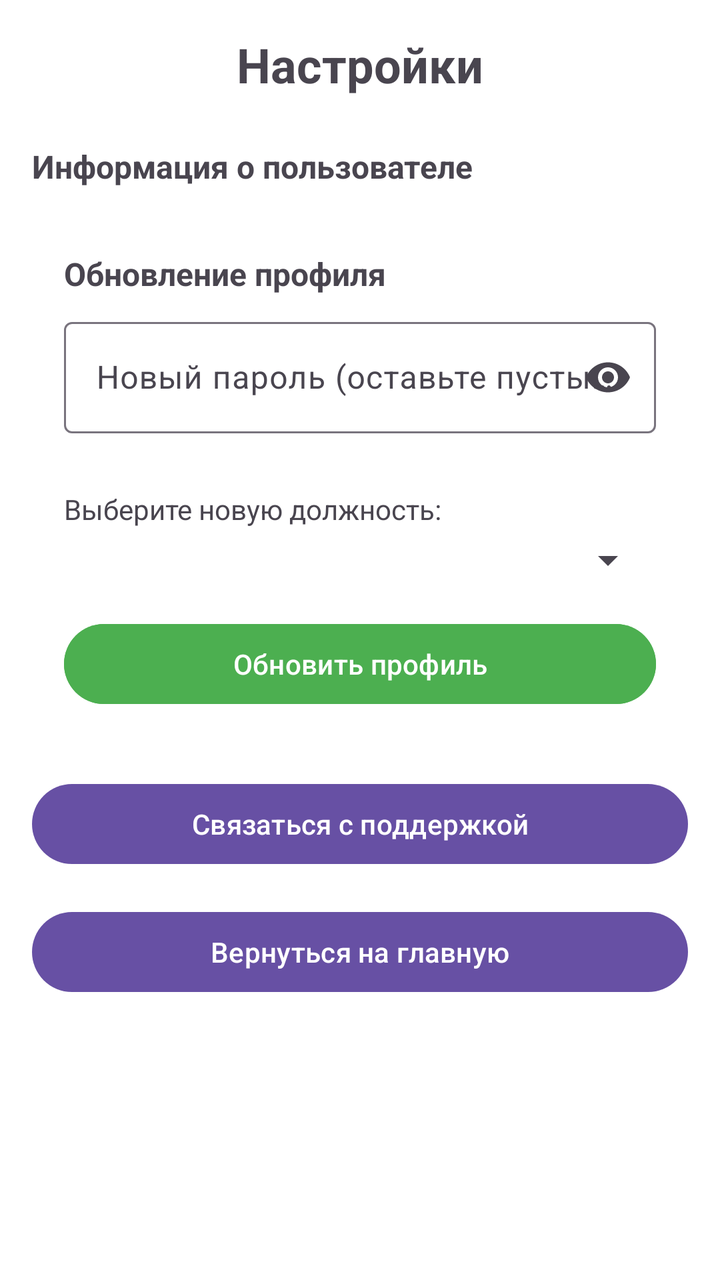
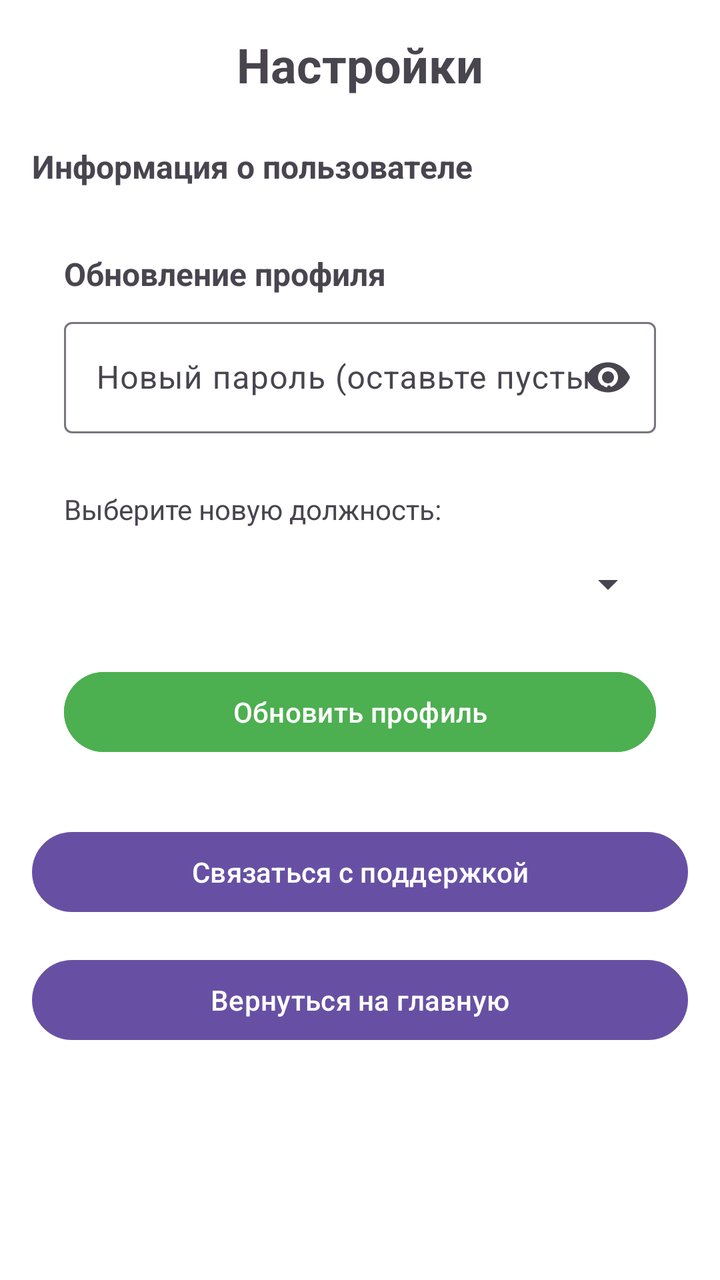

Compare the two renders of this Android layout. The source of the first and the diff that turns it into the second are given below.
<!-- AndroidManifest.xml: application theme Theme.First_Aid -->
<!-- res/layout/activity_settings.xml -->
<?xml version="1.0" encoding="utf-8"?>
<ScrollView xmlns:android="http://schemas.android.com/apk/res/android"
    xmlns:app="http://schemas.android.com/apk/res-auto"
    android:layout_width="match_parent"
    android:layout_height="match_parent"
    android:background="@color/white"
    android:padding="16dp">

    <LinearLayout
        android:layout_width="match_parent"
        android:layout_height="wrap_content"
        android:orientation="vertical">

        <TextView
            android:layout_width="match_parent"
            android:layout_height="wrap_content"
            android:layout_marginBottom="24dp"
            android:gravity="center"
            android:text="Настройки"
            android:textSize="24sp"
            android:textStyle="bold" />

        <TextView
            android:id="@+id/tvUserInfo"
            android:layout_width="match_parent"
            android:layout_height="wrap_content"
            android:layout_marginBottom="16dp"
            android:text="Информация о пользователе"
            android:textSize="16sp"
            android:textStyle="bold" />

        <LinearLayout
            android:layout_width="match_parent"
            android:layout_height="wrap_content"
            android:layout_marginBottom="16dp"
            android:background="@color/white"
            android:orientation="vertical"
            android:padding="16dp">

            <TextView
                android:layout_width="match_parent"
                android:layout_height="wrap_content"
                android:layout_marginBottom="8dp"
                android:text="Обновление профиля"
                android:textSize="16sp"
                android:textStyle="bold" />

            <com.google.android.material.textfield.TextInputLayout
                android:layout_width="match_parent"
                android:layout_height="wrap_content"
                android:layout_marginBottom="8dp"
                app:endIconMode="password_toggle"
                app:errorEnabled="true">

                <com.google.android.material.textfield.TextInputEditText
                    android:id="@+id/etNewPassword"
                    android:layout_width="match_parent"
                    android:layout_height="wrap_content"
                    android:hint="Новый пароль (оставьте пустым чтобы не менять)"
                    android:inputType="textPassword" />

            </com.google.android.material.textfield.TextInputLayout>

            <TextView
                android:layout_width="match_parent"
                android:layout_height="wrap_content"
                android:layout_marginBottom="4dp"
                android:text="Выберите новую должность:"
                android:textSize="14sp" />

            <Spinner
                android:id="@+id/spinnerNewPosition"
                android:layout_width="match_parent"
                android:layout_height="wrap_content"
                android:layout_marginBottom="16dp" />

            <Button
                android:id="@+id/btnUpdateProfile"
                android:layout_width="match_parent"
                android:layout_height="wrap_content"
                android:backgroundTint="#4CAF50"
                android:text="Обновить профиль" />

        </LinearLayout>

        <Button
            android:id="@+id/btnContactSupport"
            android:layout_width="match_parent"
            android:layout_height="wrap_content"
            android:layout_marginBottom="16dp"
            android:text="Связаться с поддержкой" />

        <Button
            android:id="@+id/btnBackToMain"
            android:layout_width="match_parent"
            android:layout_height="wrap_content"
            android:text="Вернуться на главную" />

    </LinearLayout>
</ScrollView>
<!-- resources referenced by this layout -->
<resources>
  <color name="white">#FFFFFFFF</color>
  <style name="Theme.First_Aid" parent="Base.Theme.First_Aid" />
  <style name="Base.Theme.First_Aid" parent="Theme.Material3.DayNight.NoActionBar">
          
          
      </style>
</resources>

<!-- the commit's change to res/layout/activity_settings.xml (unified diff, before → after) -->
@@ -16,7 +16,7 @@
             android:layout_height="wrap_content"
             android:layout_marginBottom="24dp"
             android:gravity="center"
-            android:text="Настройки"
+            android:text="@string/settings"
             android:textSize="24sp"
             android:textStyle="bold" />
 
@@ -25,7 +25,7 @@
             android:layout_width="match_parent"
             android:layout_height="wrap_content"
             android:layout_marginBottom="16dp"
-            android:text="Информация о пользователе"
+            android:text="@string/info_about_user"
             android:textSize="16sp"
             android:textStyle="bold" />
 
@@ -41,7 +41,7 @@
                 android:layout_width="match_parent"
                 android:layout_height="wrap_content"
                 android:layout_marginBottom="8dp"
-                android:text="Обновление профиля"
+                android:text="@string/updating_profile"
                 android:textSize="16sp"
                 android:textStyle="bold" />
 
@@ -56,7 +56,7 @@
                     android:id="@+id/etNewPassword"
                     android:layout_width="match_parent"
                     android:layout_height="wrap_content"
-                    android:hint="Новый пароль (оставьте пустым чтобы не менять)"
+                    android:hint="@string/new_profile_input"
                     android:inputType="textPassword" />
 
             </com.google.android.material.textfield.TextInputLayout>
@@ -65,21 +65,23 @@
                 android:layout_width="match_parent"
                 android:layout_height="wrap_content"
                 android:layout_marginBottom="4dp"
-                android:text="Выберите новую должность:"
+                android:text="@string/choose_new_position"
                 android:textSize="14sp" />
 
             <Spinner
                 android:id="@+id/spinnerNewPosition"
                 android:layout_width="match_parent"
                 android:layout_height="wrap_content"
-                android:layout_marginBottom="16dp" />
+                android:layout_marginBottom="16dp"
+                android:minHeight="48dp" />
 
             <Button
                 android:id="@+id/btnUpdateProfile"
                 android:layout_width="match_parent"
                 android:layout_height="wrap_content"
                 android:backgroundTint="#4CAF50"
-                android:text="Обновить профиль" />
+                android:text="@string/update_profile"
+                android:textColor="@color/white_text" />
 
         </LinearLayout>
 
@@ -88,13 +90,15 @@
             android:layout_width="match_parent"
             android:layout_height="wrap_content"
             android:layout_marginBottom="16dp"
-            android:text="Связаться с поддержкой" />
+            android:text="@string/link_with_support"
+            android:textColor="@color/white_text" />
 
         <Button
             android:id="@+id/btnBackToMain"
             android:layout_width="match_parent"
             android:layout_height="wrap_content"
-            android:text="Вернуться на главную" />
+            android:text="@string/back_to_main"
+            android:textColor="@color/white_text" />
 
     </LinearLayout>
 </ScrollView>
<!-- resource entries referenced after the edit -->
@@ -1,6 +1,15 @@
 <!-- resources referenced by this layout -->
 <resources>
   <color name="white">#FFFFFFFF</color>
+  <color name="white_text">#FFFFFFFF</color>
+  <string name="back_to_main">Вернуться на главную</string>
+  <string name="choose_new_position">Выберите новую должность:</string>
+  <string name="info_about_user">Информация о пользователе</string>
+  <string name="link_with_support">Связаться с поддержкой</string>
+  <string name="new_profile_input">Новый пароль (оставьте пустым чтобы не менять)</string>
+  <string name="settings">Настройки</string>
+  <string name="update_profile">Обновить профиль</string>
+  <string name="updating_profile">Обновление профиля</string>
   <style name="Theme.First_Aid" parent="Base.Theme.First_Aid" />
   <style name="Base.Theme.First_Aid" parent="Theme.Material3.DayNight.NoActionBar">
           
